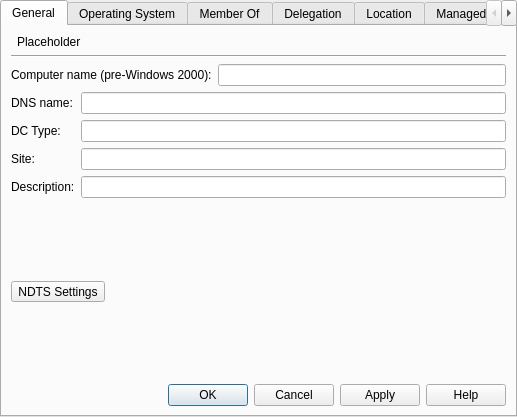
Old version of the form ui/ComputerTabWidget.ui in the repository Ravenwolve/gpm_screens_and_design.
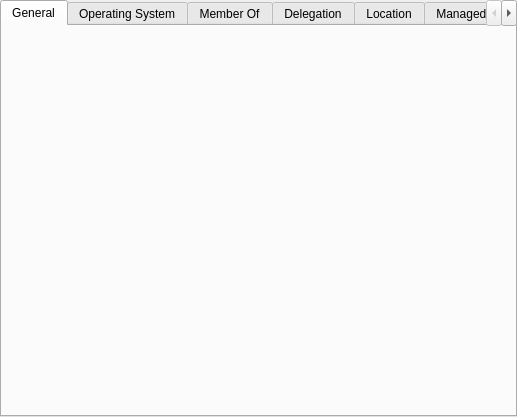
New version of the form. The open tabs and pages were chosen to show the change.

Commit message: chore: rename Forms to Widgets

```diff
--- a/ui/ComputerTabWidget.ui
+++ b/ui/ComputerTabWidget.ui
@@ -31,124 +31,6 @@
       </property>
      </widget>
     </item>
-    <item row="0" column="1">
-     <widget class="QLabel" name="label">
-      <property name="text">
-       <string>Placeholder</string>
-      </property>
-     </widget>
-    </item>
-    <item row="1" column="0" colspan="3">
-     <widget class="Line" name="line">
-      <property name="orientation">
-       <enum>Qt::Horizontal</enum>
-      </property>
-     </widget>
-    </item>
-    <item row="2" column="0" colspan="3">
-     <layout class="QGridLayout" name="gridLayout">
-      <item row="0" column="0">
-       <widget class="QLabel" name="label_2">
-        <property name="text">
-         <string>Computer name (pre-Windows 2000):</string>
-        </property>
-       </widget>
-      </item>
-      <item row="0" column="1">
-       <widget class="QLineEdit" name="lineEdit"/>
-      </item>
-      <item row="1" column="0" colspan="2">
-       <layout class="QFormLayout" name="formLayout">
-        <item row="0" column="0">
-         <widget class="QLabel" name="label_3">
-          <property name="text">
-           <string>DNS name:</string>
-          </property>
-          <property name="textFormat">
-           <enum>Qt::AutoText</enum>
-          </property>
-          <property name="openExternalLinks">
-           <bool>false</bool>
-          </property>
-         </widget>
-        </item>
-        <item row="0" column="1">
-         <widget class="QLineEdit" name="lineEdit_2"/>
-        </item>
-        <item row="1" column="0">
-         <widget class="QLabel" name="label_4">
-          <property name="text">
-           <string>DC Type:</string>
-          </property>
-         </widget>
-        </item>
-        <item row="1" column="1">
-         <widget class="QLineEdit" name="lineEdit_3"/>
-        </item>
-        <item row="2" column="0">
-         <widget class="QLabel" name="label_5">
-          <property name="text">
-           <string>Site:</string>
-          </property>
-         </widget>
-        </item>
-        <item row="2" column="1">
-         <widget class="QLineEdit" name="lineEdit_4"/>
-        </item>
-        <item row="3" column="0">
-         <widget class="QLabel" name="label_6">
-          <property name="text">
-           <string>Description:</string>
-          </property>
-         </widget>
-        </item>
-        <item row="3" column="1">
-         <widget class="QLineEdit" name="lineEdit_5"/>
-        </item>
-       </layout>
-      </item>
-     </layout>
-    </item>
-    <item row="3" column="2">
-     <spacer name="verticalSpacer">
-      <property name="orientation">
-       <enum>Qt::Vertical</enum>
-      </property>
-      <property name="sizeHint" stdset="0">
-       <size>
-        <width>20</width>
-        <height>52</height>
-       </size>
-      </property>
-     </spacer>
-    </item>
-    <item row="4" column="0" colspan="2">
-     <widget class="QToolButton" name="toolButton">
-      <property name="text">
-       <string>NDTS Settings</string>
-      </property>
-     </widget>
-    </item>
-    <item row="5" column="2">
-     <spacer name="verticalSpacer_2">
-      <property name="orientation">
-       <enum>Qt::Vertical</enum>
-      </property>
-      <property name="sizeHint" stdset="0">
-       <size>
-        <width>20</width>
-        <height>52</height>
-       </size>
-      </property>
-     </spacer>
-    </item>
-    <item row="6" column="2">
-     <widget class="QDialogButtonBox" name="buttonBox">
-      <property name="standardButtons">
-       <set>QDialogButtonBox::Apply|QDialogButtonBox::Cancel|QDialogButtonBox::Help|QDialogButtonBox::Ok</set>
-      </property>
-     </widget>
-    </item>
    </layout>
   </widget>
   <widget class="QWidget" name="osTab">
```
Left out of the diff: 2 changed lines with no effect on the pictures. The commit also changes 15 other files.
